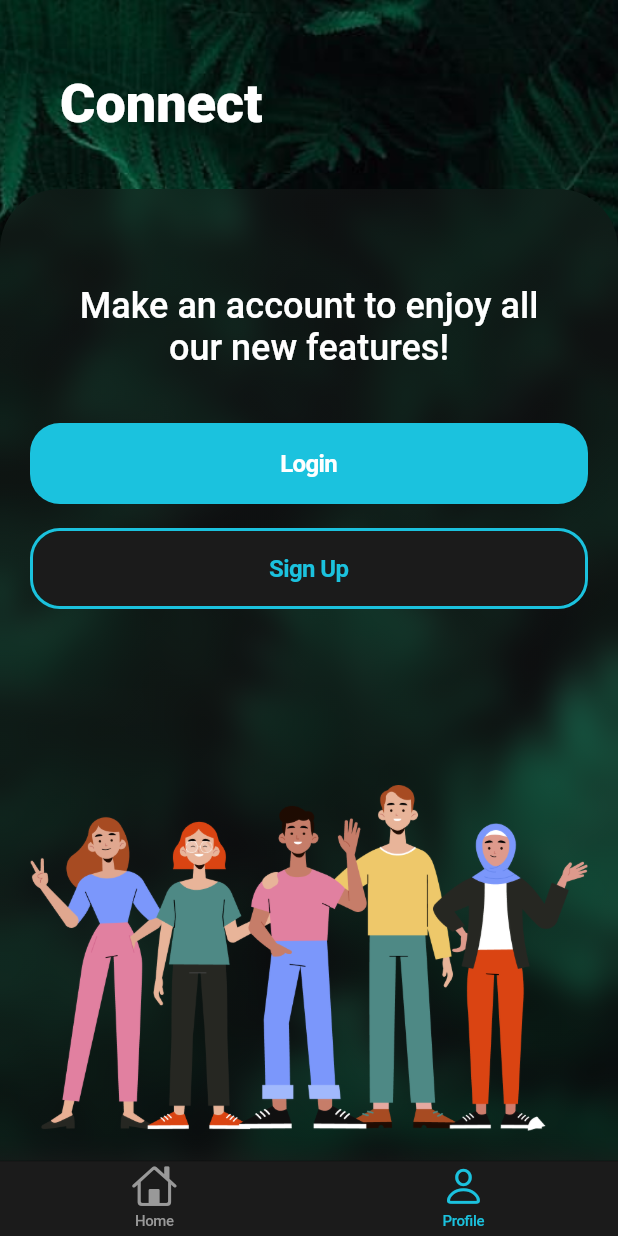
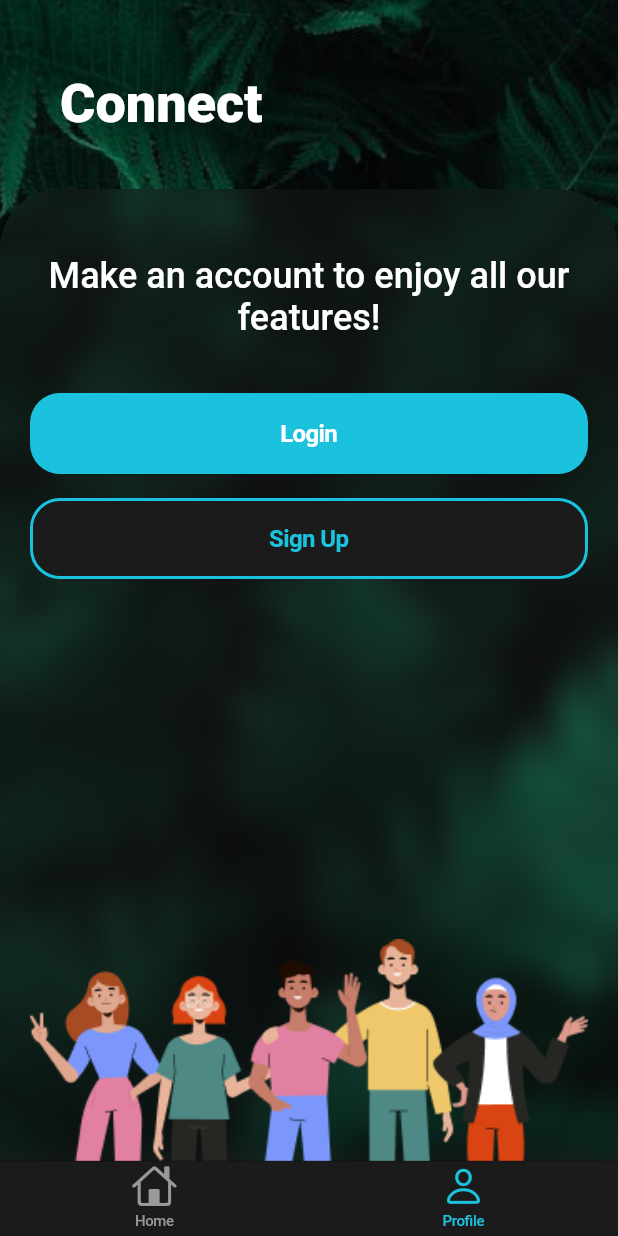
Before and after one commit to LuizGuerra/Flutter-BoilerPlate, a Flutter app: the screen it shows after launch, on a phone screen of 412 x 824 dp. Run offline on Flutter 3.47's test engine with Material 2 defaults, Android fonts, the phone set to English and light mode, and no system bars; our stand-ins replace localstorage; accounts and stored records are empty.

Commit message:
Now connect working for slight smaller devices

```diff
--- a/boilerplate/lib/interface/views/profile/connect.dart
+++ b/boilerplate/lib/interface/views/profile/connect.dart
@@ -14,14 +14,11 @@ class Connect extends StatelessWidget {
       "Connect",
       child: Column(
         children: [
-          const SizedBox(height: 44),
-          const Padding(
-            padding: EdgeInsets.symmetric(horizontal: 20),
-            child: Text(
-              "Make an account to enjoy all our new features!",
-              style: TextStyle(fontWeight: FontWeight.w500, fontSize: 24),
-              textAlign: TextAlign.center,
-            ),
+          const SizedBox(height: 24),
+          const Text(
+            "Make an account to enjoy all our features!",
+            style: TextStyle(fontWeight: FontWeight.w500, fontSize: 24),
+            textAlign: TextAlign.center,
           ),
           const SizedBox(height: 36),
           ReusableButton(
@@ -39,8 +36,16 @@ class Connect extends StatelessWidget {
             },
             configuration: ButtonConfigurations.secondary(),
           ),
-          const Spacer(),
-          Image.asset(AppStrings.images.people)
+          const SizedBox(height: 16),
+          // const Spacer(),
+          Expanded(
+            child: Image.asset(
+              AppStrings.images.people,
+              width: MediaQuery.of(context).size.width,
+              fit: BoxFit.contain,
+              alignment: Alignment.bottomCenter,
+            ),
+          )
         ],
       ),
     );
--- a/boilerplate/lib/interface/views/profile/sign_up.dart
+++ b/boilerplate/lib/interface/views/profile/sign_up.dart
@@ -37,11 +37,11 @@ class _SignUpState extends State<SignUp> {
               finality: TextFieldFinality.password),
           const SizedBox(height: 16),
           _richText(),
-          const SizedBox(height: 36),
+          const SizedBox(height: 24),
           ReusableButton("Agree and Continue",
               onPressed: loginAction, configuration: ButtonConfigurations.main()),
           const SizedBox(height: 8),
-          ReusableButton("Login",
+          ReusableButton("I have an account",
               onPressed: () {
                 Navigator.of(context).popAndPushNamed(Routes.login);
               },
--- a/boilerplate/lib/interface/views/profile/user_flux.dart
+++ b/boilerplate/lib/interface/views/profile/user_flux.dart
@@ -37,7 +37,7 @@ class UserFluxPageScaffold extends StatelessWidget {
           header(context),
           Flexible(
             child: GlassComponent(
-                insets: const EdgeInsets.all(20),
+                insets: const EdgeInsets.fromLTRB(20, 20, 20, 0),
                 radius: const BorderRadius.vertical(top: Radius.circular(40)),
                 color: AppColors.background,
                 child: child),
```
Also changed, not shown: boilerplate/assets/images/people.png.
